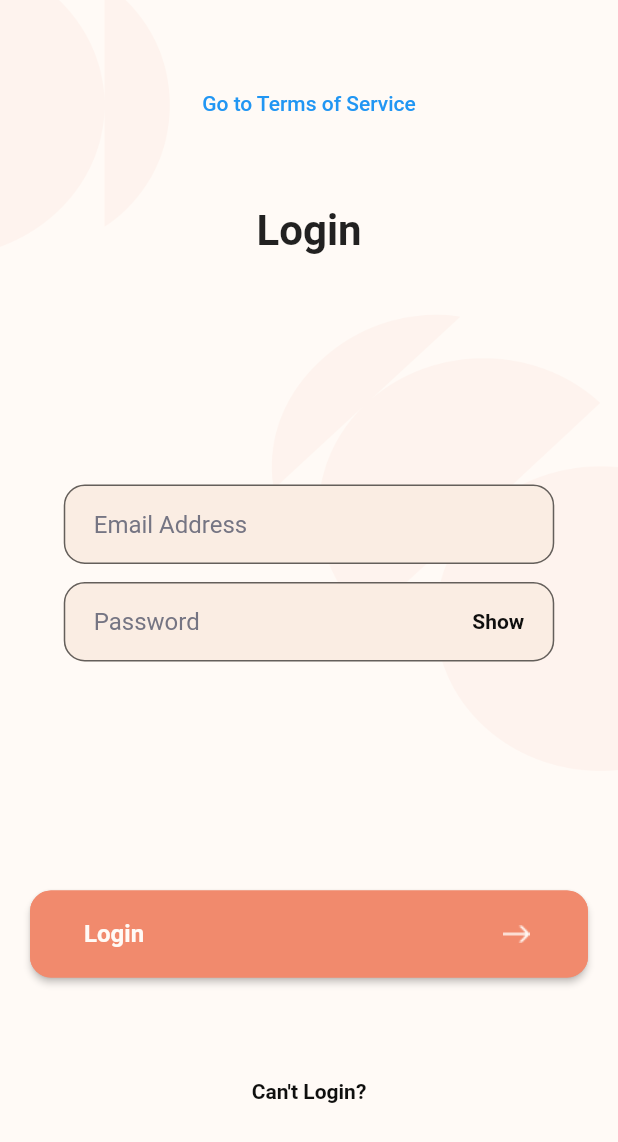
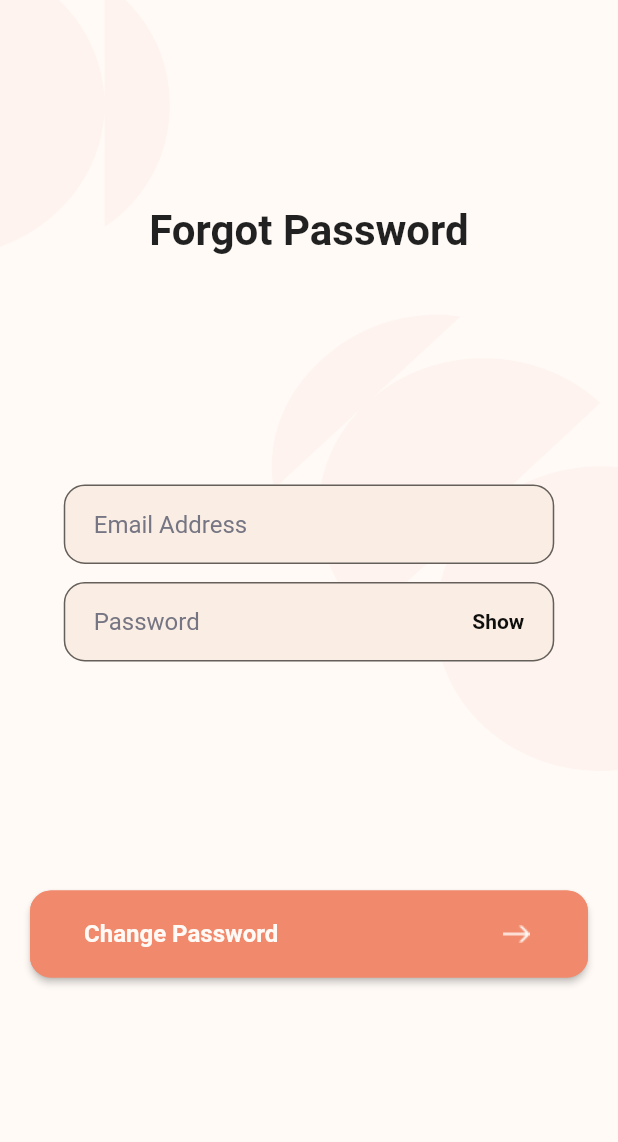
Before and after one commit to jeremysianturi/heyva_webadmin, a Flutter app: the screen it shows after launch, after a tap on "Go to Forgot Password", on a phone screen of 412 x 824 dp. Shown: the top 1142 px of the screen. Run offline on Flutter 3.47's test engine with Material 2 defaults, Android fonts, the phone set to English and light mode, and no system bars; drawn by our look-alikes of loading_overlay; our stand-ins replace dio, firebase_auth, firebase_core, flutter_svg, get, get_storage; accounts and stored records are empty; network calls fail; statements that could not run were skipped.

Commit message:
fixing reset password UI

```diff
--- a/lib/app/modules/forgotpassword/views/forgotpass_view.dart
+++ b/lib/app/modules/forgotpassword/views/forgotpass_view.dart
@@ -38,13 +38,13 @@ class ForgotPasswordView extends GetView<ForgotPasswordController> {
                   Expanded(
                     flex: 1,
                     child: Container(
-                      child: TextButton(
-                        onPressed: () {
-                          // Get.to(TermsOfServiceView());
-                          Get.toNamed(Routes.TERMS_OF_SERVICE);
-                        },
-                        child: const Text("Go to Terms of Service"),
-                      ),
+                      // child: TextButton(
+                      //   onPressed: () {
+                      //     // Get.to(TermsOfServiceView());
+                      //     Get.toNamed(Routes.TERMS_OF_SERVICE);
+                      //   },
+                      //   child: const Text("Go to Terms of Service"),
+                      // ),
                     ),
                   ),
                   Expanded(
@@ -56,7 +56,7 @@ class ForgotPasswordView extends GetView<ForgotPasswordController> {
                           mainAxisAlignment: MainAxisAlignment.center,
                           children: [
                             Text(
-                              Strings.login,
+                              Strings.forgot_password,
                               textAlign: TextAlign.center,
                               style: TextStyle(
                                 fontSize: 28,
@@ -193,7 +193,7 @@ class ForgotPasswordView extends GetView<ForgotPasswordController> {
                           ),
                         ),
                         OrangeButtonWTrailingIcon(
-                          text: Strings.login,
+                          text: Strings.change_password,
                           onTap: () {
                             Get.offAllNamed(Routes.LOGIN);
                             FocusScope.of(context).requestFocus(FocusNode());
@@ -207,22 +207,7 @@ class ForgotPasswordView extends GetView<ForgotPasswordController> {
                   ),
                   Expanded(
                     flex: 1,
-                    child: Padding(
-                      padding: EdgeInsets.only(bottom: 55),
-                      child: Row(
-                        mainAxisAlignment: MainAxisAlignment.center,
-                        children: [
-                          Text(
-                            Strings.cant_login,
-                            textAlign: TextAlign.center,
-                            style: TextStyle(
-                                color: ColorApp.black_font_underline,
-                                fontSize: 14,
-                                fontWeight: FontWeight.w600),
-                          )
-                        ],
-                      ),
-                    ),
+                    child: Container()
                   ),
                 ],
               ),
--- a/lib/constant/strings.dart
+++ b/lib/constant/strings.dart
@@ -5,6 +5,7 @@ class Strings {
   static const String heyva = "Heyva";
   static const String heyva_capital = "HEYVA";
   static const String login = "Login";
+  static const String forgot_password = "Forgot Password";
   static const String changeYourPass = "change your pass";
   static const String new_acc_text = "Create New\nAccount";
   static const String continue_email = "Continue with Email";
```
